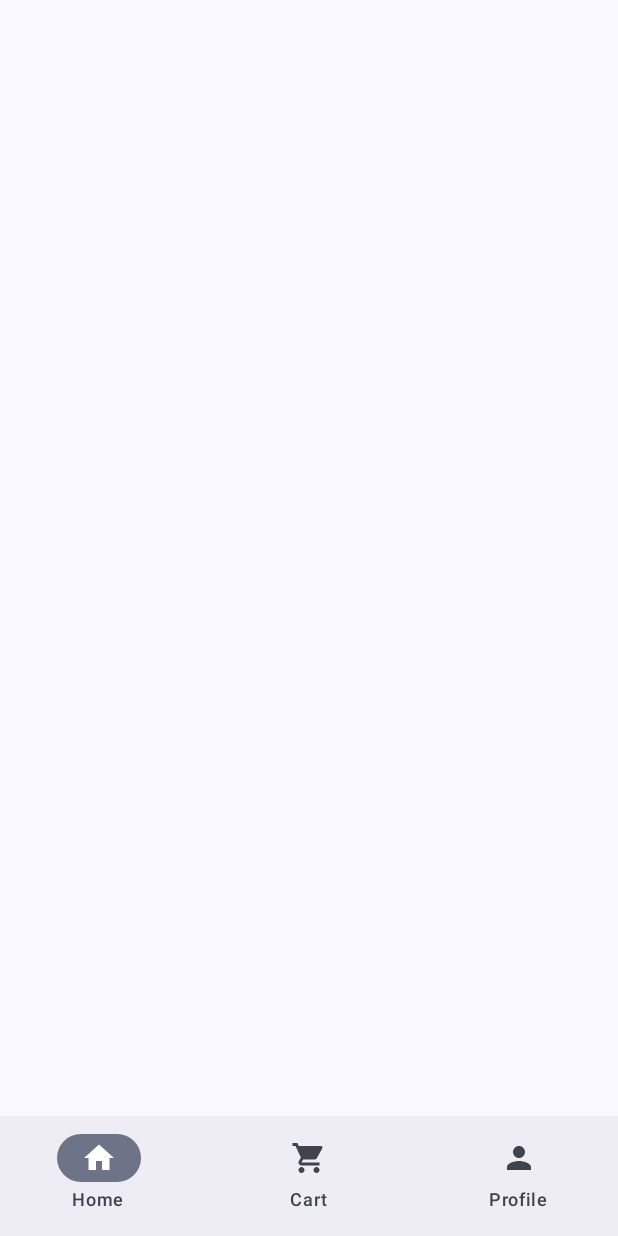
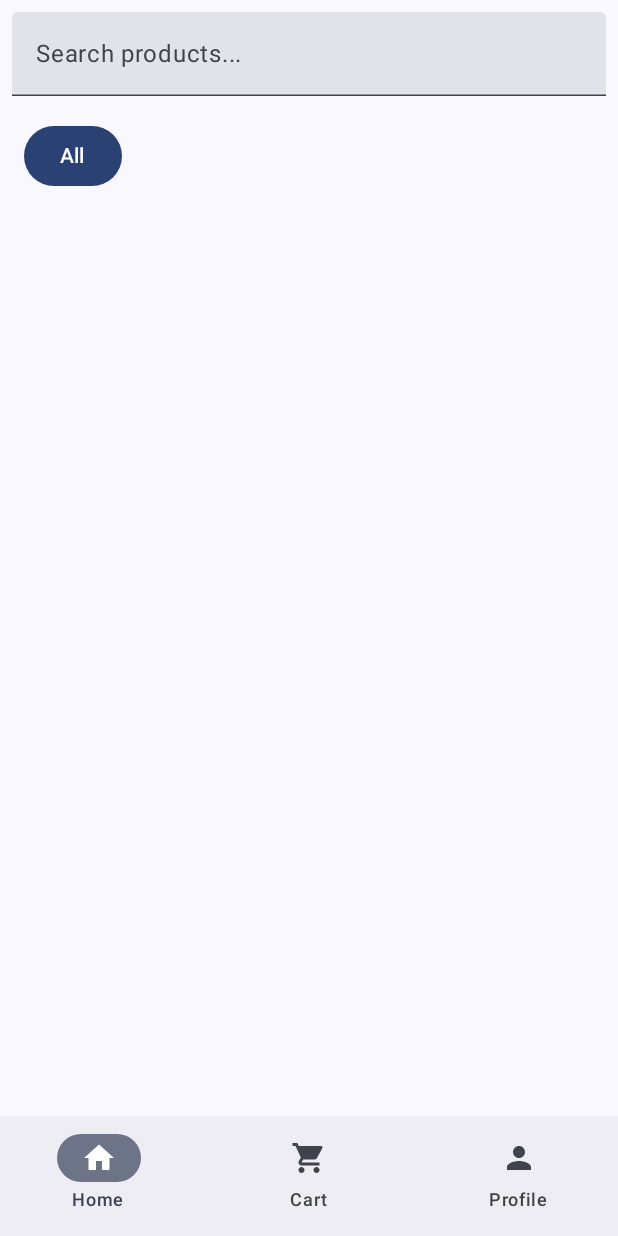
Before and after one commit to OmeshSachethana/EAD-Mobile, an Android app built with Jetpack Compose: the MainActivity screen opened directly, with no data from a screen before it, on a phone screen of 412 x 824 dp. Run offline under Robolectric (Android 15) with nearby library versions, the phone set to English and light mode, and no system bars.

Commit message:
added search and filter

```diff
--- a/app/src/main/java/com/example/ecommerce/ui/products/ProductListScreen.kt
+++ b/app/src/main/java/com/example/ecommerce/ui/products/ProductListScreen.kt
@@ -4,29 +4,98 @@ import androidx.compose.foundation.lazy.LazyColumn
 import androidx.compose.foundation.lazy.items
 import androidx.compose.ui.unit.dp
 import androidx.compose.foundation.layout.*
-import androidx.compose.material3.Text
-import androidx.compose.material3.MaterialTheme
-import com.example.ecommerce.utils.decodeBase64ToBitmap
+import androidx.compose.material3.*
+import androidx.compose.runtime.*
+import androidx.compose.ui.Modifier
+import androidx.compose.ui.graphics.Color
 import androidx.compose.foundation.Image
 import androidx.compose.foundation.border
 import androidx.compose.foundation.shape.RoundedCornerShape
-import androidx.compose.material3.Button
-import androidx.compose.runtime.Composable
-import androidx.compose.ui.Modifier
 import androidx.compose.ui.draw.clip
-import androidx.compose.ui.graphics.Color
 import androidx.compose.ui.graphics.asImageBitmap
 import androidx.compose.ui.layout.ContentScale
 import androidx.compose.ui.res.painterResource
 import com.example.ecommerce.R
 import com.example.ecommerce.data.model.Product
-
+import com.example.ecommerce.utils.decodeBase64ToBitmap
 
 @Composable
-fun ProductListScreen(products: List<Product>, modifier: Modifier = Modifier, onAddToCart: (Product) -> Unit) {
-    LazyColumn(modifier = modifier.padding(8.dp)) {
-        items(products) { product ->
-            ProductItem(product = product, onAddToCart = onAddToCart)
+fun ProductListScreen(
+    products: List<Product>,
+    modifier: Modifier = Modifier,
+    onAddToCart: (Product) -> Unit
+) {
+    // State variables for search and category filter
+    var searchQuery by remember { mutableStateOf("") }
+    var selectedCategory by remember { mutableStateOf("All") }
+
+    // List of categories (including "All" for no filtering)
+    val categories = listOf(
+        "All", "Biscuits", "Canned Foods", "Snacks", "Dairy Products",
+        "Frozen Foods", "Beverages", "Condiments", "Grains", "Fresh Produce",
+        "Bakery", "Stationery"
+    )
+
+    // Filter products based on search query and selected category
+    val filteredProducts = products.filter { product ->
+        (selectedCategory == "All" || product.category == selectedCategory) &&
+                product.name.contains(searchQuery, ignoreCase = true)
+    }
+
+    Column(modifier = modifier.padding(8.dp)) {
+        // Search bar
+        TextField(
+            value = searchQuery,
+            onValueChange = { searchQuery = it },
+            label = { Text("Search products...") },
+            modifier = Modifier
+                .fillMaxWidth()
+                .padding(bottom = 8.dp)
+        )
+
+        // Category dropdown
+        CategoryDropdownMenu(
+            selectedCategory = selectedCategory,
+            onCategorySelected = { selectedCategory = it },
+            categories = categories
+        )
+
+        // Product list
+        LazyColumn {
+            items(filteredProducts) { product ->
+                ProductItem(product = product, onAddToCart = onAddToCart)
+            }
+        }
+    }
+}
+
+@Composable
+fun CategoryDropdownMenu(
+    selectedCategory: String,
+    onCategorySelected: (String) -> Unit,
+    categories: List<String>
+) {
+    var expanded by remember { mutableStateOf(false) }
+
+    Box(modifier = Modifier.fillMaxWidth().padding(8.dp)) {
+        Button(onClick = { expanded = true }) {
+            Text(text = selectedCategory) // Display the currently selected category
+        }
+        DropdownMenu(
+            expanded = expanded,
+            onDismissRequest = { expanded = false }
+        ) {
+            categories.forEach { category ->
+                DropdownMenuItem(
+                    onClick = {
+                        onCategorySelected(category)
+                        expanded = false
+                    },
+                    text = {
+                        Text(text = category) // Correctly passing the Text composable for the 'text' parameter
+                    }
+                )
+            }
         }
     }
 }
@@ -34,7 +103,6 @@ fun ProductListScreen(products: List<Product>, modifier: Modifier = Modifier, on
 @Composable
 fun ProductItem(product: Product, onAddToCart: (Product) -> Unit) {
     Column(modifier = Modifier.padding(8.dp)) {
-        // Decode base64 image and display it if available
         val bitmap = decodeBase64ToBitmap(product.imageUrl)
 
         if (bitmap != null) {
@@ -42,28 +110,25 @@ fun ProductItem(product: Product, onAddToCart: (Product) -> Unit) {
                 bitmap = bitmap.asImageBitmap(),
                 contentDescription = product.name,
                 modifier = Modifier
-                    .size(100.dp) // Set image size
+                    .size(100.dp)
                     .clip(RoundedCornerShape(8.dp))
                     .border(1.dp, Color.Gray, RoundedCornerShape(8.dp)),
-                contentScale = ContentScale.Crop // Crop the image to fill the box
+                contentScale = ContentScale.Crop
             )
         } else {
-            // Fallback image or placeholder if imageUrl is null or decoding fails
             Image(
-                painter = painterResource(R.drawable.ic_launcher_foreground), // Placeholder image
+                painter = painterResource(R.drawable.ic_launcher_foreground),
                 contentDescription = "Placeholder",
                 modifier = Modifier.size(100.dp)
             )
         }
 
-        // Display product details
         Text(text = product.name, style = MaterialTheme.typography.bodyLarge)
         Text(text = product.description ?: "No description available")
         Text(text = "$${product.price}")
 
-        // Add "Add to Cart" button
         Button(
-            onClick = { onAddToCart(product) }, // Handle add to cart action
+            onClick = { onAddToCart(product) },
             modifier = Modifier.padding(top = 8.dp)
         ) {
             Text(text = "Add to Cart")
```
